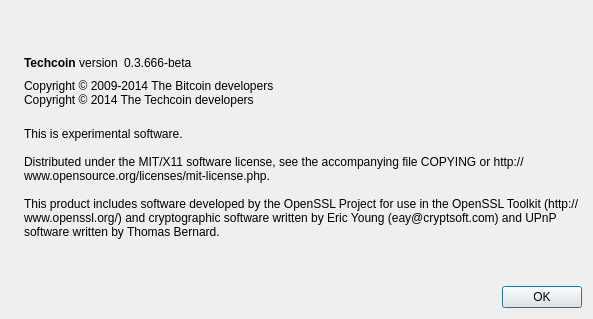
The window that src/qt/forms/aboutdialog.ui (techcoincommunity/techcoin) describes before a commit, drawn with Qt 5.
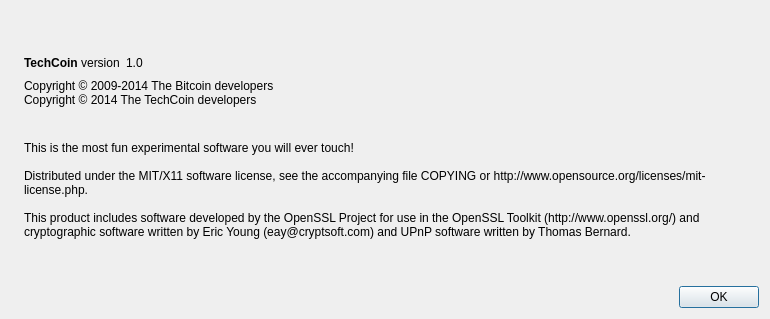
The same window after the commit. Icons and pictures are not drawn.

Patch:
```diff
--- a/src/qt/forms/aboutdialog.ui
+++ b/src/qt/forms/aboutdialog.ui
@@ -6,7 +6,7 @@
    <rect>
     <x>0</x>
     <y>0</y>
-    <width>593</width>
+    <width>770</width>
     <height>319</height>
    </rect>
   </property>
@@ -50,7 +50,7 @@
           <cursorShape>IBeamCursor</cursorShape>
          </property>
          <property name="text">
-          <string>&lt;b&gt;Techcoin&lt;/b&gt; version</string>
+          <string>&lt;b&gt;TechCoin&lt;/b&gt; version</string>
          </property>
          <property name="textInteractionFlags">
           <set>Qt::LinksAccessibleByMouse|Qt::TextSelectableByKeyboard|Qt::TextSelectableByMouse</set>
@@ -63,7 +63,7 @@
           <cursorShape>IBeamCursor</cursorShape>
          </property>
          <property name="text">
-          <string notr="true">0.3.666-beta</string>
+          <string notr="true">1.0</string>
          </property>
          <property name="textInteractionFlags">
           <set>Qt::LinksAccessibleByMouse|Qt::TextSelectableByKeyboard|Qt::TextSelectableByMouse</set>
@@ -92,7 +92,8 @@
        </property>
        <property name="text">
         <string>Copyright © 2009-2014 The Bitcoin developers
-Copyright © 2014 The Techcoin developers</string>
+Copyright © 2014 The TechCoin developers
+</string>
        </property>
        <property name="textInteractionFlags">
         <set>Qt::LinksAccessibleByMouse|Qt::TextSelectableByKeyboard|Qt::TextSelectableByMouse</set>
@@ -106,7 +107,7 @@
        </property>
        <property name="text">
         <string>
-This is experimental software.
+This is the most fun experimental software you will ever touch!
 
 Distributed under the MIT/X11 software license, see the accompanying file COPYING or http://www.opensource.org/licenses/mit-license.php.
 
```
Left out of the diff: 2 changed lines with no effect on the pictures.
